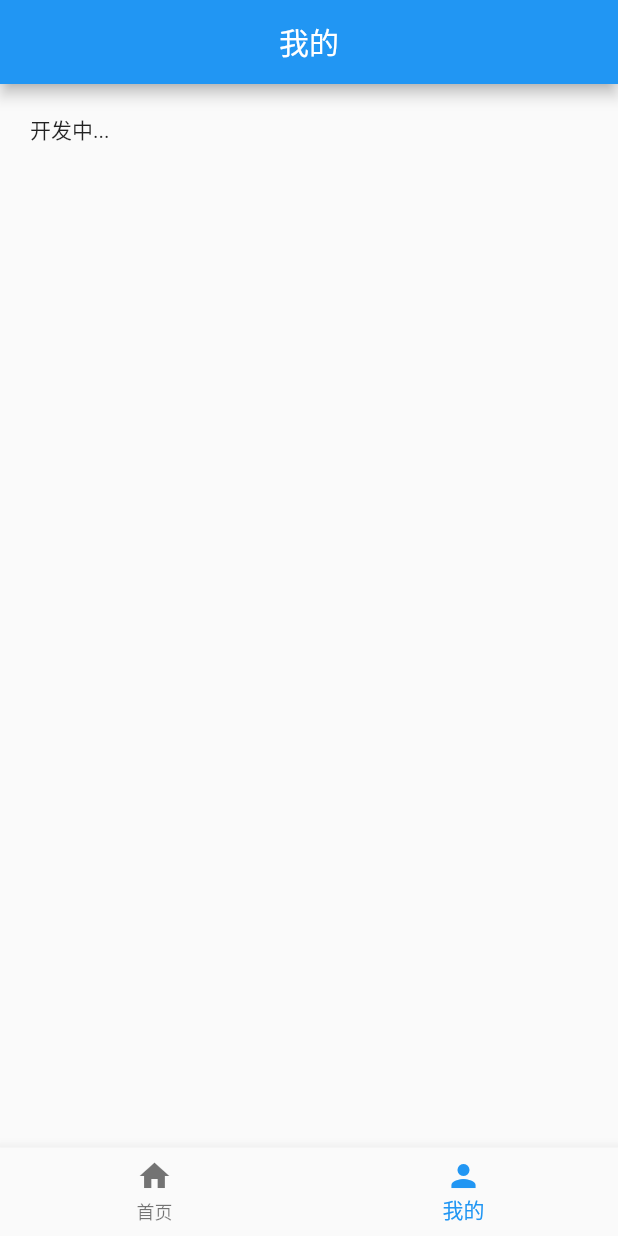
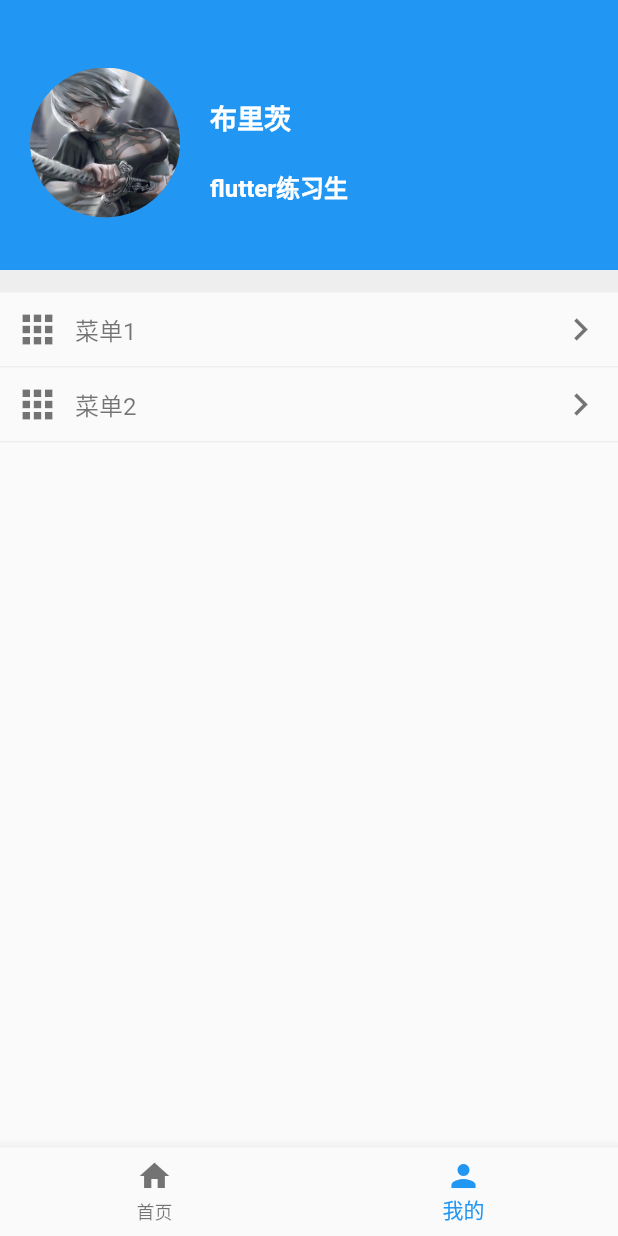
Before and after one commit to liuliu1995/flutterDemo, a Flutter app: the screen it shows after launch, item 2 of the bottom bar chosen, on a phone screen of 412 x 824 dp. Run offline on Flutter 3.47's test engine with Material 2 defaults, Android fonts, the phone set to English and light mode, and no system bars; our stand-ins replace carousel_slider.

Commit message:
我的界面编写

```diff
--- a/lib/self/self.dart
+++ b/lib/self/self.dart
@@ -11,15 +11,124 @@ class SelfWidgetState extends State<SelfWidget>{
   @override
   Widget build(BuildContext context){
     return new Scaffold(
-      appBar: new AppBar(
-        title: new Text("我的"),
-        centerTitle: true,
-      ),
       body:new Column(
         children: <Widget>[
           new Container(
-            padding: const EdgeInsets.all(20),
-            child: Text("开发中..."),
+            width: MediaQuery.of(context).size.width,
+            height: 180,
+            decoration: new BoxDecoration(
+              color: Colors.blue,
+            ),
+            padding: const EdgeInsets.fromLTRB(20,10,20,0),
+            child: new Row(
+              children: <Widget>[
+                new Container(
+                  width: 100,
+                  height: 100,
+                  child: ClipRRect(
+                    borderRadius: BorderRadius.circular(100),
+                    child: Image.asset("images/2b.jpg",
+                      fit: BoxFit.cover,
+                    ),
+                  ),
+                ),
+                new Column(
+                  children: <Widget>[
+                    new Container(
+                      width:200,
+                      padding: const EdgeInsets.fromLTRB(20,55,20,20),
+                      child:Text("布里茨",textAlign:TextAlign.start,style:TextStyle(fontSize: 18,color:Colors.white,fontWeight: FontWeight.bold)),
+                    ),
+                    new Container(
+                      width:200,
+                      padding: const EdgeInsets.fromLTRB(20,0,20,0),
+                      child:Text("flutter练习生",textAlign:TextAlign.start,style:TextStyle(fontSize: 16,color:Colors.white,fontWeight: FontWeight.bold)),
+                    ),
+                  ],
+                )
+              ],
+            ),
+          ),
+          new Container(
+            width: MediaQuery.of(context).size.width,
+            height: 15,
+            decoration: new BoxDecoration(
+              color: Colors.grey[200],
+            ),
+          ),
+          new Container(
+            width: MediaQuery.of(context).size.width,
+            height: 50,
+            padding: const EdgeInsets.fromLTRB(10,0,10,0),
+            decoration: BoxDecoration(
+                border: Border(bottom:BorderSide(color:Colors.grey[200],width: 1))///边框颜色、宽
+            ),
+            child: new Row(
+              children: <Widget>[
+                new Row(
+                  children: <Widget>[
+                    new Container(
+                      padding: const EdgeInsets.fromLTRB(0,0,10,0),
+                      child: Icon(
+                        Icons.apps,
+                        size: 30.0,
+                        color: Colors.black54,
+                      ),
+                    ),
+                    new Container(
+                      child: Text("菜单1",style:TextStyle(fontSize: 16,color:Colors.black54,)),
+                    ),
+                  ],
+                ),
+                Expanded(
+                  child: Text(''), // 中间用Expanded控件
+                ),
+                new Container(
+                  child: Icon(
+                    Icons.chevron_right,
+                    size: 30.0,
+                    color: Colors.black54,
+                  ),
+                ),
+              ],
+            ),
+          ),
+          new Container(
+            width: MediaQuery.of(context).size.width,
+            height: 50,
+            padding: const EdgeInsets.fromLTRB(10,0,10,0),
+            decoration: BoxDecoration(
+                border: Border(bottom:BorderSide(color:Colors.grey[200],width: 1))///边框颜色、宽
+            ),
+            child: new Row(
+              children: <Widget>[
+                new Row(
+                  children: <Widget>[
+                    new Container(
+                      padding: const EdgeInsets.fromLTRB(0,0,10,0),
+                      child: Icon(
+                        Icons.apps,
+                        size: 30.0,
+                        color: Colors.black54,
+                      ),
+                    ),
+                    new Container(
+                      child: Text("菜单2",style:TextStyle(fontSize: 16,color:Colors.black54,)),
+                    ),
+                  ],
+                ),
+                Expanded(
+                  child: Text(''), // 中间用Expanded控件
+                ),
+                new Container(
+                  child: Icon(
+                    Icons.chevron_right,
+                    size: 30.0,
+                    color: Colors.black54,
+                  ),
+                ),
+              ],
+            ),
           )
         ],
       )
```
